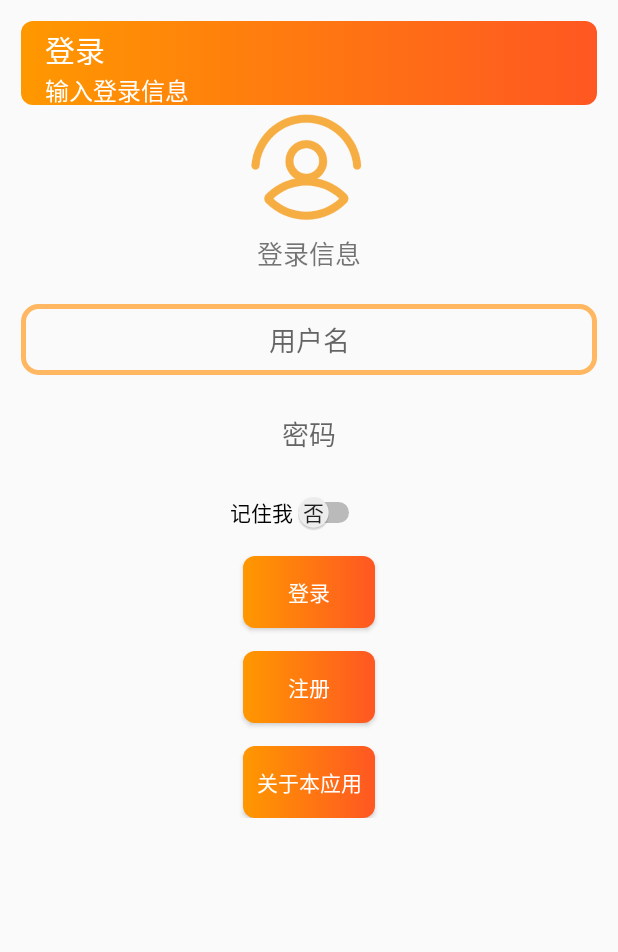
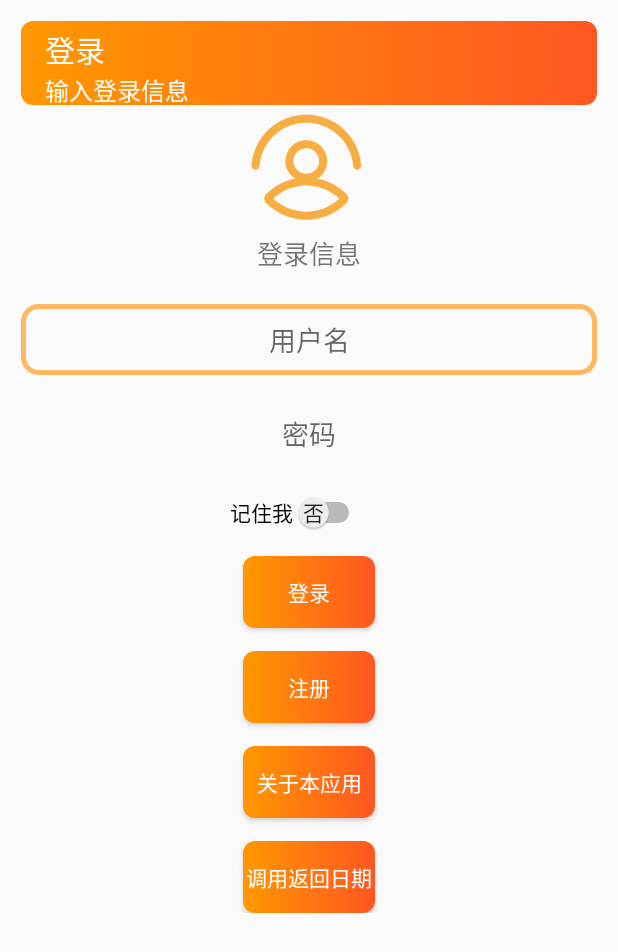
Before and after one commit to l0sgAi/AndroidSchoolWork, an Android app built with Jetpack Compose: the screen it shows after launch (LoginActivity), on a phone screen of 412 x 824 dp. Shown: the top 952 px of the screen. Run offline under Robolectric (Android 15) with nearby library versions, the light colour scheme and no system bars.

Commit message:
🆕新增可供其它应用调用的日期查询服务

```diff
--- a/app/build.gradle.kts
+++ b/app/build.gradle.kts
@@ -38,6 +38,7 @@ android {
     }
     buildFeatures {
         compose = true
+        aidl = true
     }
     composeOptions {
         kotlinCompilerExtensionVersion = "1.5.1"
--- a/app/src/main/java/com/losgai/works/LoginActivity.kt
+++ b/app/src/main/java/com/losgai/works/LoginActivity.kt
@@ -1,9 +1,11 @@
 package com.losgai.works
 
 import android.annotation.SuppressLint
+import android.content.BroadcastReceiver
 import android.content.Context
-import com.losgai.works.helper.DatabaseHelper
 import android.content.Intent
+import android.content.IntentFilter
+import android.os.Build
 import android.os.Bundle
 import android.util.Log
 import android.view.View
@@ -13,10 +15,12 @@ import android.widget.Switch
 import android.widget.TextView
 import android.widget.Toast
 import androidx.activity.ComponentActivity
+import androidx.annotation.RequiresApi
 import androidx.compose.material3.Text
 import androidx.compose.runtime.Composable
 import androidx.compose.ui.Modifier
 import androidx.compose.ui.tooling.preview.Preview
+import com.losgai.works.helper.DatabaseHelper
 import com.losgai.works.helper.DatabaseHelper.Companion.COLUMN_PASSWORD
 import com.losgai.works.helper.DatabaseHelper.Companion.COLUMN_USERNAME
 import com.losgai.works.helper.DatabaseHelper.Companion.TABLE_NAME
@@ -33,6 +37,16 @@ class LoginActivity : ComponentActivity() {
     @SuppressLint("UseSwitchCompatOrMaterialCode")
     private lateinit var saveAccount: Switch
 
+    private val dayOfWeekReceiver = object : BroadcastReceiver() {
+        override fun onReceive(context: Context, intent: Intent) {
+            val dayOfWeek = intent.getStringExtra("day_of_week")
+            if (dayOfWeek != null) {
+                customToast("今天是$dayOfWeek", R.layout.toast_view)
+            }
+        }
+    }
+
+    @RequiresApi(Build.VERSION_CODES.O)
     override fun onCreate(savedInstanceState: Bundle?) {
         super.onCreate(savedInstanceState)
         setContentView(R.layout.login_layout) // 首先进入登录页面
@@ -58,8 +72,9 @@ class LoginActivity : ComponentActivity() {
             if (authenticateUser(username, password)) {
                 // 保存登陆成功的数据
                 saveAccount = findViewById(R.id.saveAccount)
-                if(saveAccount.isChecked){
-                    val sharedPreferences = this.getSharedPreferences("config", Context.MODE_PRIVATE)
+                if (saveAccount.isChecked) {
+                    val sharedPreferences =
+                        this.getSharedPreferences("config", Context.MODE_PRIVATE)
                     val editor = sharedPreferences.edit()
                     editor.putString("username", username)
                     editor.putString("password", password)
@@ -78,7 +93,7 @@ class LoginActivity : ComponentActivity() {
         registerBtn.setOnClickListener {
             val username = usernameEditText.text.toString()
             val password = passwordEditText.text.toString()
-            if(registerUser(username, password)){
+            if (registerUser(username, password)) {
                 customToast("注册成功", R.layout.toast_view)
             } else {
                 customToast("注册失败，请检查用户名和密码", R.layout.toast_view_e)
@@ -89,6 +104,21 @@ class LoginActivity : ComponentActivity() {
         aboutBtn.setOnClickListener {
             val intent = Intent(this, AboutActivity::class.java)
             startActivity(intent)
+        }
+
+
+        registerReceiver(
+            dayOfWeekReceiver,
+            IntentFilter("com.losgai.works.service.WEEKDAY"),
+            RECEIVER_EXPORTED
+        )
+
+        findViewById<Button>(R.id.getWeekdayBtn).setOnClickListener {
+            val intent = Intent().setClassName(
+                "com.losgai.works",
+                "com.losgai.works.service.QueryWeekdayService"
+            )
+            startService(intent)
         }
     }
 
@@ -109,16 +139,17 @@ class LoginActivity : ComponentActivity() {
         val result = cursor.count > 0
         cursor.close()
 
-        if(result){ // 不能注册相同用户名
+        if (result) { // 不能注册相同用户名
             customToast("用户名冲突", R.layout.toast_view_e)
             return false
         }
 
         val dbWrite = databaseHelper.writableDatabase
-        if(username.isNotEmpty() && password.isNotEmpty()){
+        if (username.isNotEmpty() && password.isNotEmpty()) {
             val encryptedPassword = encryptPassword(password)
             Log.i("INFO：", encryptedPassword)
-            val insertQuery = "INSERT INTO $TABLE_NAME ($COLUMN_USERNAME, $COLUMN_PASSWORD) VALUES (?,?)"
+            val insertQuery =
+                "INSERT INTO $TABLE_NAME ($COLUMN_USERNAME, $COLUMN_PASSWORD) VALUES (?,?)"
             val insertStmt = dbWrite.compileStatement(insertQuery)
             insertStmt.bindString(1, username)
             insertStmt.bindString(2, encryptedPassword)
@@ -156,7 +187,7 @@ class LoginActivity : ComponentActivity() {
                 val hex = value.toInt() and (0xFF)
                 val hexStr = Integer.toHexString(hex)
                 println(hexStr)
-                if(hexStr.length == 1){
+                if (hexStr.length == 1) {
                     stringBuilder.append(0).append(hexStr)
                 } else {
                     stringBuilder.append(hexStr)
--- a/app/src/main/res/layout/login_layout.xml
+++ b/app/src/main/res/layout/login_layout.xml
@@ -105,5 +105,15 @@
             android:text="关于本应用"
             android:textColor="@color/white" />
 
+        <Button
+            android:id="@+id/getWeekdayBtn"
+            android:layout_width="wrap_content"
+            android:layout_height="wrap_content"
+            android:layout_gravity="center_horizontal"
+            android:layout_marginTop="15dp"
+            android:background="@drawable/general_background"
+            android:text="调用返回日期"
+            android:textColor="@color/white" />
+
     </LinearLayout>
 </ScrollView>
```
Also changed, not shown: app/src/main/AndroidManifest.xml (+17 -7 lines), app/src/main/java/com/losgai/works/service/QueryWeekdayService.kt (added, +35 -0 lines).
